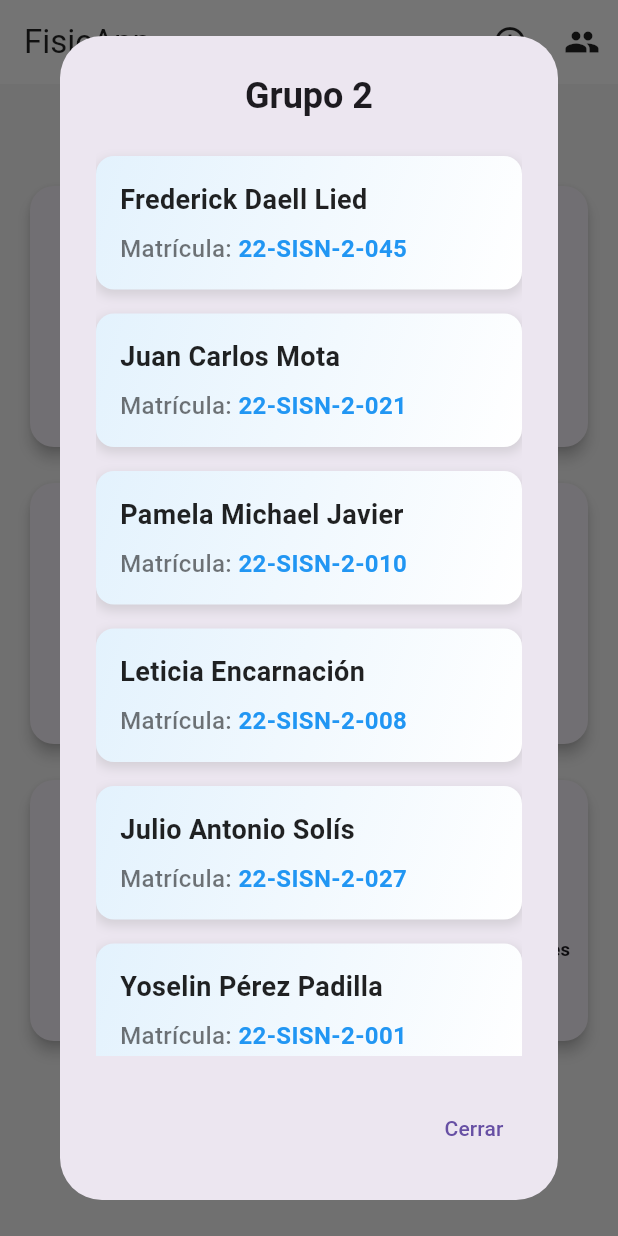
After one commit to Yuzu02/FisicApp, a Flutter app: the screen it shows after launch, after a tap on the "group" icon, on a phone screen of 412 x 824 dp. The commit adds this screen. Run offline on Flutter 3.47's test engine with Material 3 defaults, Android fonts, the light colour scheme and no system bars; missing offline and left inert: expressions, flutter_math_fork.

Commit message:
feat: :sparkles: Add Logo for all platform and AcercaEquipo Widget

```diff
--- a/lib/Data/paginas.dart
+++ b/lib/Data/paginas.dart
@@ -3,8 +3,12 @@
 // Home Pagina
 class HomePaginaTexto {
   static const String instruccionesTitulo = 'Instrucciones';
-  static const String instruccionesContenido =
-      'Seleccione una categoría y luego una fórmula para calcular.';
+  static const String instruccionesContenido = '''
+Esta aplicación te ayudará a calcular fórmulas de física. Para comenzar, selecciona una categoría de todas las disponibles. Luego, selecciona una fórmula de la lista y llena los campos necesarios. Finalmente, presiona el botón de calcular para obtener el resultado.
+
+Si deseas ver las instrucciones de alguna fórmula, selecciona la fórmula y presiona el botón de instrucciones en la parte superior derecha de la pantalla en el formulario de la fórmula seleccionada.
+''';
+
   static const String cerrarTexto = 'Cerrar';
 }
 
--- a/lib/Vistas/home_pagina.dart
+++ b/lib/Vistas/home_pagina.dart
@@ -3,6 +3,7 @@
 import 'package:fisicapp/Data/Extra/iconos.dart';
 import 'package:fisicapp/Formulas/formulas.dart';
 import 'package:fisicapp/Modelos/widget/carta_categoria_props.dart';
+import 'package:fisicapp/Widgets/acerca_equipo.dart';
 import 'package:fisicapp/Widgets/carta_categoria.dart';
 import 'package:fisicapp/Widgets/instrucciones_generales.dart';
 import 'package:flutter/material.dart';
@@ -23,6 +24,10 @@ class HomePagina extends StatelessWidget {
           IconButton(
             icon: const Icon(Icons.info_outline, color: Colors.black87),
             onPressed: () => _showInstructions(context),
+          ),
+          IconButton(
+            icon: const Icon(Icons.group, color: Colors.black87),
+            onPressed: () => _showAboutTeam(context),
           ),
         ],
       ),
@@ -120,6 +125,13 @@ class HomePagina extends StatelessWidget {
       builder: (BuildContext context) => const InstructionsDialog(),
     );
   }
+
+  void _showAboutTeam(BuildContext context) {
+    showDialog(
+      context: context,
+      builder: (BuildContext context) => const AcercaEquipo(),
+    );
+  }
 }
 
 // Constantes
--- /dev/null
+++ b/lib/widgets/acerca_equipo.dart
@@ -0,0 +1,113 @@
+import 'package:flutter/material.dart';
+
+class AcercaEquipo extends StatelessWidget {
+  const AcercaEquipo({super.key});
+
+  @override
+  Widget build(BuildContext context) {
+    return AlertDialog(
+      title: const Text(
+        'Grupo 2',
+        style: TextStyle(fontWeight: FontWeight.bold, fontSize: 24),
+        textAlign: TextAlign.center,
+      ),
+      content: const SizedBox(
+        width: double.maxFinite,
+        child: SingleChildScrollView(
+          child: Column(
+            mainAxisSize: MainAxisSize.min,
+            children: [
+              EstudianteInfo(
+                  nombre: 'Frederick Daell Lied', matricula: '22-SISN-2-045'),
+              EstudianteInfo(
+                  nombre: 'Juan Carlos Mota', matricula: '22-SISN-2-021'),
+              EstudianteInfo(
+                  nombre: 'Pamela Michael Javier', matricula: '22-SISN-2-010'),
+              EstudianteInfo(
+                  nombre: 'Leticia Encarnación', matricula: '22-SISN-2-008'),
+              EstudianteInfo(
+                  nombre: 'Julio Antonio Solís', matricula: '22-SISN-2-027'),
+              EstudianteInfo(
+                  nombre: 'Yoselin Pérez Padilla', matricula: '22-SISN-2-001'),
+            ],
+          ),
+        ),
+      ),
+      actions: [
+        TextButton(
+          onPressed: () => Navigator.of(context).pop(),
+          child: const Text('Cerrar'),
+        ),
+      ],
+    );
+  }
+}
+
+class EstudianteInfo extends StatelessWidget {
+  final String nombre;
+  final String matricula;
+
+  const EstudianteInfo({
+    super.key,
+    required this.nombre,
+    required this.matricula,
+  });
+
+  @override
+  Widget build(BuildContext context) {
+    return Container(
+      margin: const EdgeInsets.symmetric(vertical: 8.0),
+      padding: const EdgeInsets.all(16.0),
+      decoration: BoxDecoration(
+        gradient: LinearGradient(
+          colors: [Colors.blue.shade50, Colors.white],
+          begin: Alignment.topLeft,
+          end: Alignment.bottomRight,
+        ),
+        borderRadius: BorderRadius.circular(12.0),
+        boxShadow: [
+          BoxShadow(
+            color: Colors.grey.withOpacity(0.3),
+            spreadRadius: 1,
+            blurRadius: 5,
+            offset: const Offset(0, 3),
+          ),
+        ],
+      ),
+      child: Column(
+        crossAxisAlignment: CrossAxisAlignment.start,
+        children: [
+          Text(
+            nombre,
+            style: const TextStyle(
+              fontWeight: FontWeight.bold,
+              fontSize: 18,
+              color: Colors.black87,
+            ),
+          ),
+          const SizedBox(height: 8),
+          Row(
+            children: [
+              const Text(
+                'Matrícula: ',
+                style: TextStyle(
+                  fontWeight: FontWeight.w500,
+                  fontSize: 16,
+                  color: Colors.black54,
+                ),
+              ),
+              Text(
+                matricula,
+                style: const TextStyle(
+                  fontWeight: FontWeight.bold,
+                  fontSize: 16,
+                  color: Colors.blue,
+                ),
+              ),
+            ],
+          ),
+        ],
+      ),
+    );
+  }
+}
```
Also changed, not shown: pubspec.yaml (+19 -0 lines), lib/assets/icon/LogoFisicApp.png (added), pubspec.lock, 42 other files.
